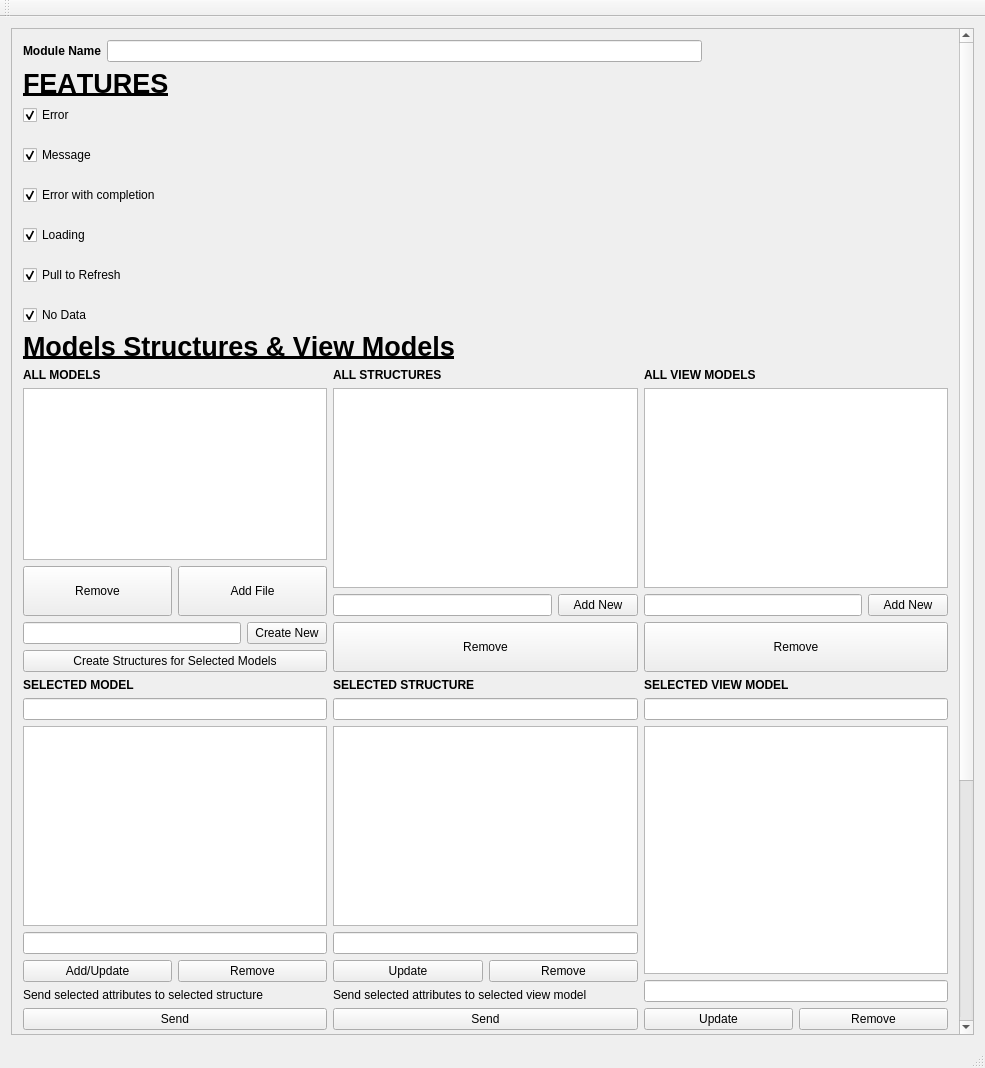
Qt form mainwindow.ui (bibekdari/viperArchitectureGenerator) before a commit.
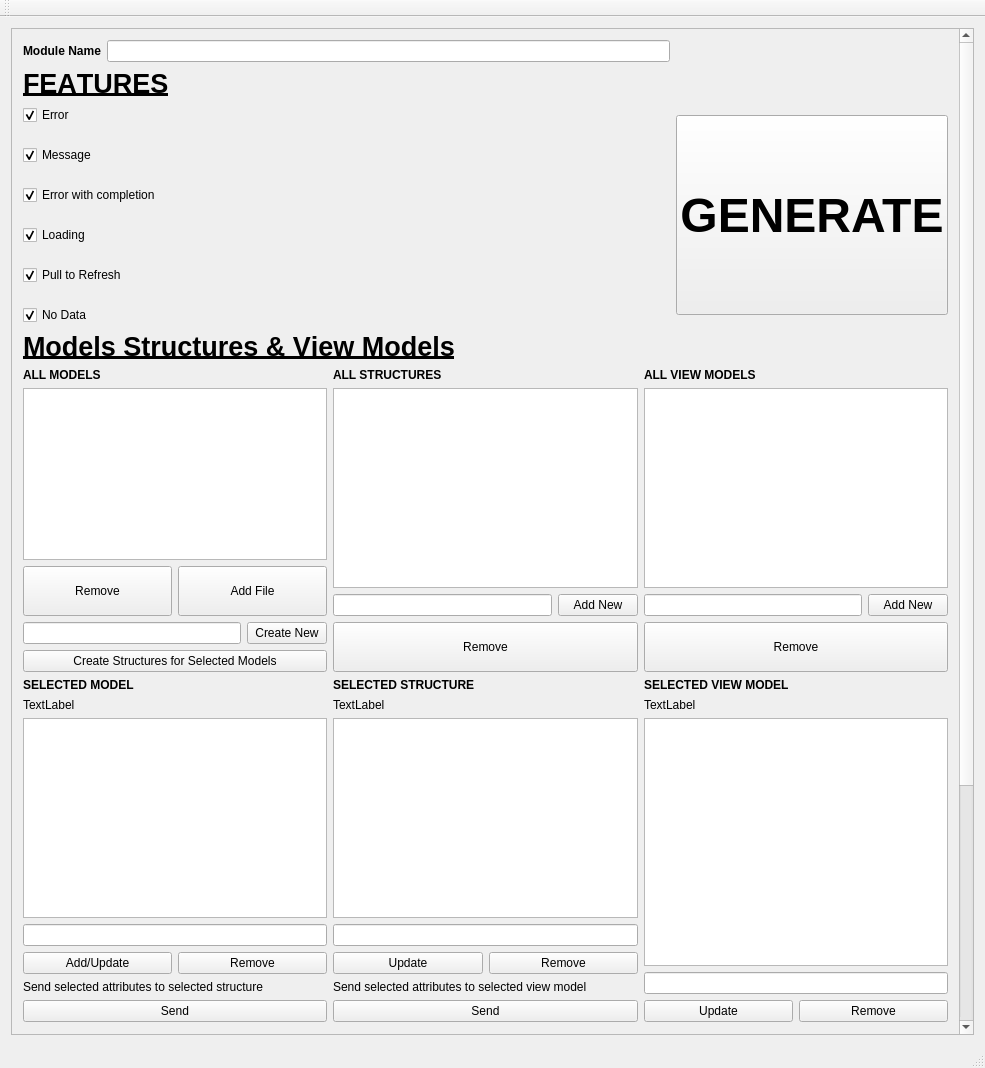
The same form after that commit.

Commit message: error on duplicate model

```diff
--- a/mainwindow.ui
+++ b/mainwindow.ui
@@ -24,9 +24,9 @@
        <property name="geometry">
         <rect>
          <x>0</x>
-         <y>-209</y>
+         <y>0</y>
          <width>944</width>
-         <height>1406</height>
+         <height>1410</height>
         </rect>
        </property>
        <layout class="QGridLayout" name="gridLayout_2">
@@ -366,7 +366,11 @@
              </widget>
             </item>
             <item>
-             <widget class="QLineEdit" name="lineEditModelName_1"/>
+             <widget class="QLabel" name="labelSelectedModelName">
+              <property name="text">
+               <string>TextLabel</string>
+              </property>
+             </widget>
             </item>
             <item>
              <widget class="QListWidget" name="listWidget_2">
@@ -438,7 +442,11 @@
              </widget>
             </item>
             <item>
-             <widget class="QLineEdit" name="lineEditStructureName_1"/>
+             <widget class="QLabel" name="labelSelectedModelName_2">
+              <property name="text">
+               <string>TextLabel</string>
+              </property>
+             </widget>
             </item>
             <item>
              <widget class="QListWidget" name="listWidget">
@@ -516,7 +524,11 @@
              </widget>
             </item>
             <item>
-             <widget class="QLineEdit" name="lineEditViewModelName_1"/>
+             <widget class="QLabel" name="labelSelectedModelName_3">
+              <property name="text">
+               <string>TextLabel</string>
+              </property>
+             </widget>
             </item>
             <item>
              <widget class="QListWidget" name="listWidget_3">
@@ -790,6 +802,26 @@
           </property>
          </widget>
         </item>
+        <item row="2" column="2">
+         <widget class="QPushButton" name="pushButton_14">
+          <property name="minimumSize">
+           <size>
+            <width>0</width>
+            <height>200</height>
+           </size>
+          </property>
+          <property name="font">
+           <font>
+            <pointsize>36</pointsize>
+            <weight>75</weight>
+            <bold>true</bold>
+           </font>
+          </property>
+          <property name="text">
+           <string>GENERATE</string>
+          </property>
+         </widget>
+        </item>
        </layout>
       </widget>
      </widget>
```
Left out of the diff: 6 changed lines with no effect on the pictures. The commit also changes 3 other files.
